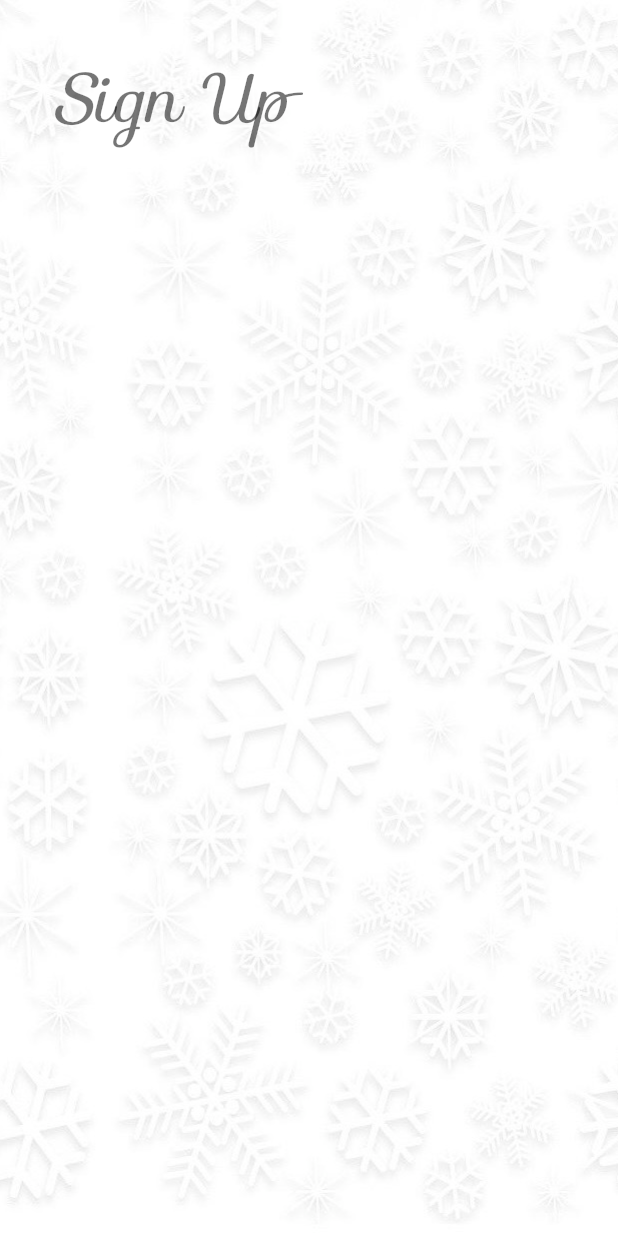
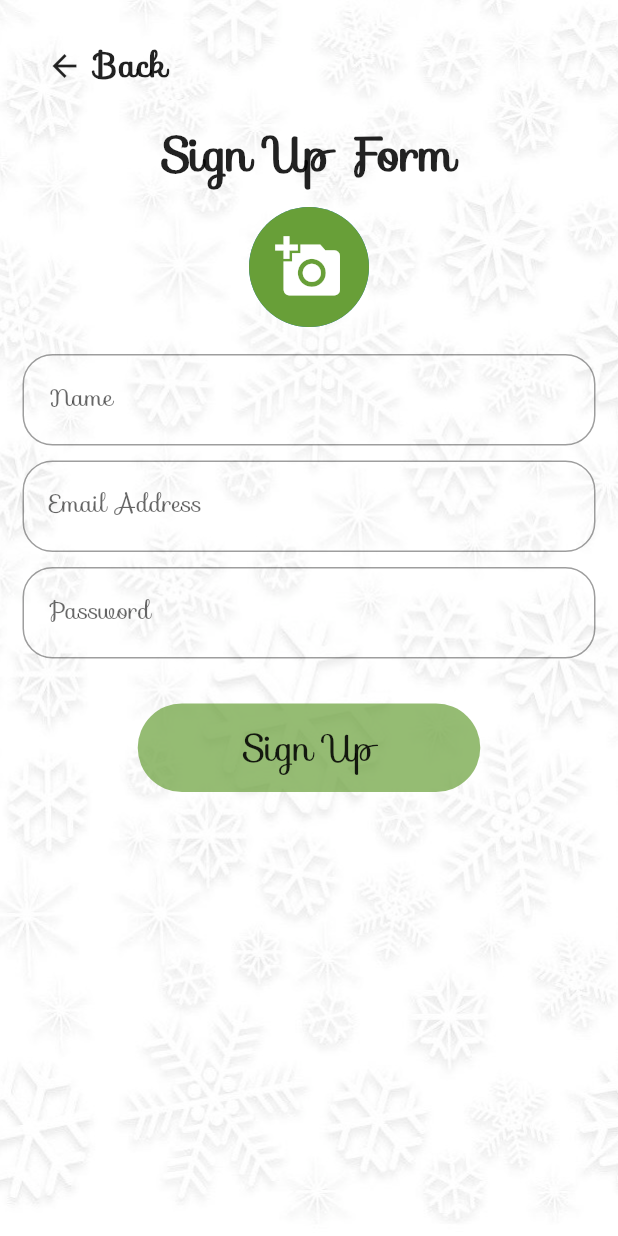
Before and after one commit to cdavis-n/wishlist-app, a Flutter app: the Login screen opened directly, after a tap on "Sign Up", on a phone screen of 412 x 824 dp. Run offline on Flutter 3.47's test engine with Material 2 defaults, Android fonts, the phone set to English and light mode, and no system bars; our stand-ins replace image_picker, sqflite; accounts and stored records are empty.

Commit message:
SQL Users and user the data for the MyPage

```diff
--- a/lib/Login.dart
+++ b/lib/Login.dart
@@ -1,62 +1,71 @@
 import 'package:flutter/material.dart';
-import 'package:final_app/ui/Profile.dart';
+import 'package:final_app/SignUp.dart';
+import 'package:final_app/ui/Database.dart';
+import 'package:final_app/home.dart';
+
 
 class Login extends StatefulWidget{
   @override
   _LoginState createState() => _LoginState();
 }
 class _LoginState extends State<Login> {
-  var _name;
+  var _email;
   var _password;
-  TextEditingController _controller;
+  TextEditingController _controller0;
+  TextEditingController _controller1;
+  var _errorFlag = '';
+
+  var me = User(0, 'Chihiro', null, 'c12345', 'chihiro@gmail.com');
 
   @override
   void initState(){
     super.initState();
-    //_controller = TextEditingController();
+    _controller0 = TextEditingController();
+    _controller1 = TextEditingController();
   }
   @override
   void dispose(){
-    _controller.dispose();
+    _controller0.dispose();
+    _controller1.dispose();
     super.dispose();
   }
   @override
   Widget build(BuildContext context) {
+    insertUser(me);
 
     Color _color0 = Colors.transparent;
     Color _color1 = Theme.of(context).accentColor.withOpacity(0.6);
     Color _color2 = Theme.of(context).primaryColor.withOpacity(0.6);
-    TextStyle _style1 = TextStyle(fontSize: 55, color: Colors.black, fontStyle: FontStyle.italic, fontWeight: FontWeight.bold);
-    TextStyle _style2 = TextStyle(color: Colors.black, fontSize: 25);
+    TextStyle _style1 = TextStyle(fontSize: 55, fontStyle: FontStyle.italic, fontWeight: FontWeight.bold);
+    TextStyle _style2 = TextStyle(fontSize: 25);
+    TextStyle _style3 = TextStyle(fontSize: 18);
 
-    final _background = Container(
-      decoration: BoxDecoration(
-        image: DecorationImage(
-          image: AssetImage('assets/images/login.jpeg'),
-          fit: BoxFit.cover,
-          alignment: Alignment.topCenter,
-        ),
+    final _title = Container(
+      padding: EdgeInsets.only(bottom: 35),
+      color: _color0,
+      child: Column(
+        crossAxisAlignment: CrossAxisAlignment.center,
+        children: [
+          Text('WishList', style: _style1),
+          Text('Share your WishList with your family!', style: _style3),
+        ],
       ),
     );
-    final _title = Container(
-      padding: EdgeInsets.only(bottom: 55),
-      color: _color0,
-      child: Text('WishList', style: _style1),
-    );
 
-    final _userNameField = TextField(
+    final _emailField = TextField(
+      controller: _controller0,
       decoration: InputDecoration(
         contentPadding: EdgeInsets.all(20),
-        icon: Icon(Icons.person),
-        hintText: 'Username',
+        icon: Icon(Icons.email),
+        hintText: 'Email Address',
         border: OutlineInputBorder(
           borderRadius: BorderRadius.circular(20),
         ),
       ),
-      onChanged: (text) => _name = text,
+      onChanged: (text) => _email = text,
     );
     final _passwordField = TextField(
-      //controller: _controller,
+      controller: _controller1,
       obscureText: true,
       decoration: InputDecoration(
         contentPadding: EdgeInsets.all(20),
@@ -68,6 +77,7 @@ class _LoginState extends State<Login> {
       ),
       onChanged: (text) => _password = text,
     );
+
     final _loginButton = Padding(
       padding: EdgeInsets.only(top: 20),
       child: FlatButton(
@@ -75,7 +85,17 @@ class _LoginState extends State<Login> {
         padding: EdgeInsets.fromLTRB(50, 10, 50, 10),
         child: Text('Login', style: _style2),
         shape: RoundedRectangleBorder(borderRadius: BorderRadius.circular(20)),
-        onPressed: (){},
+        onPressed: () async {
+          var _res = await login(_email, _password);
+          if(_res == null) {
+            setState(() => _errorFlag = 'Login Error: You typed wrong email address/password.');
+          }
+          else {
+            setState(() => currentUser = _res);
+            Navigator
+                .push(context, MaterialPageRoute(builder: (context) => Home()));
+          }
+        },
       ),
     );
     final _signInButton = Padding(
@@ -94,9 +114,10 @@ class _LoginState extends State<Login> {
                 child: Column(
                   crossAxisAlignment: CrossAxisAlignment.center,
                   children: [
-                    _userNameField,
+                    _emailField,
                     _passwordField,
                     _loginButton,
+                    Text(_errorFlag, style: _style3),
                   ],
                 ),
               );
@@ -111,13 +132,21 @@ class _LoginState extends State<Login> {
         child: Text('Sign Up', style: _style2),
         shape: RoundedRectangleBorder(borderRadius: BorderRadius.circular(30)),
         onPressed: () => Navigator
-            .push(context, MaterialPageRoute(builder: (context) => Profile() )),
+            .push(context, MaterialPageRoute(builder: (context) => SignUp() )),
       ),
     );
 
     return Stack(
       children: [
-        _background,
+        Container(
+          decoration: BoxDecoration(
+            image: DecorationImage(
+              image: AssetImage('assets/images/login.jpeg'),
+              fit: BoxFit.cover,
+              alignment: Alignment.topCenter,
+            ),
+          ),
+        ),
         Scaffold(
           backgroundColor: _color0,
           body: Center(
--- /dev/null
+++ b/lib/SignUp.dart
@@ -0,0 +1,139 @@
+import 'package:flutter/material.dart';
+import 'package:final_app/ui/Database.dart';
+import 'package:final_app/home.dart';
+import 'package:final_app/ui/SelectPhoto.dart';
+
+class SignUp extends StatefulWidget {
+  _SignUpState createState() => _SignUpState();
+}
+class _SignUpState extends State<SignUp> {
+  var _name;
+  var _password;
+  var _email;
+  var _image;
+
+  @override
+  void initState(){
+    super.initState();
+  }
+
+  @override
+  Widget build(BuildContext context) {
+    Color _color0 = Theme.of(context).scaffoldBackgroundColor;
+
+    final _nameField = TextField(
+      decoration: InputDecoration(
+        contentPadding: EdgeInsets.all(18),
+        labelText: 'Name',
+        hintText: 'Name',
+        border: OutlineInputBorder(
+          borderRadius: BorderRadius.circular(20),
+        ),
+      ),
+      onChanged: (text) => _name = text,
+    );
+    final _emailField = TextField(
+      decoration: InputDecoration(
+        contentPadding: EdgeInsets.all(18),
+        labelText: 'Email Address',
+        hintText: 'Email Address',
+        border: OutlineInputBorder(
+          borderRadius: BorderRadius.circular(20),
+        ),
+      ),
+      onChanged: (text) => _email = text,
+    );
+    final _passwordField = TextField(
+      obscureText: true,
+      decoration: InputDecoration(
+        contentPadding: EdgeInsets.all(18),
+        labelText: 'Password',
+        hintText: 'Password',
+        border: OutlineInputBorder(
+          borderRadius: BorderRadius.circular(20),
+        ),
+      ),
+      onChanged: (text) => _password = text,
+    );
+    final _title = Container(
+      padding: EdgeInsets.all(10),
+      child: Center(
+        child: Text('Sign Up Form', style: TextStyle(fontSize: 32, fontWeight: FontWeight.bold)),
+      ),
+    );
+
+    final _signUpButton = Center(
+      child: FlatButton(
+        padding: EdgeInsets.fromLTRB(70, 10, 70, 10),
+        color: Theme.of(context).accentColor.withOpacity(0.7),
+        child: Text('Sign Up', style: TextStyle(fontSize: 25)),
+        shape: RoundedRectangleBorder(borderRadius: BorderRadius.circular(30)),
+        onPressed: () async {
+          if(_name == null || _email == null || _password == null)
+            {
+              AlertDialog(
+                // alert to fill everything
+              );
+            } else {
+            var _id = await getIndex();
+            setState(() => currentUser = new User(_id, _name, _image, _password, _email));
+            insertUser(currentUser);
+            Navigator.push(context, MaterialPageRoute(builder: (context) => Home()));
+          }
+        }
+      ),
+    );
+
+    return Stack(
+      children: [
+        Container(
+          decoration: BoxDecoration(
+            image: DecorationImage(
+              image: AssetImage('assets/images/background2.jpeg'),
+              fit: BoxFit.cover,
+            ),
+          ),
+        ),
+        Material(
+          color: _color0,
+          child: Padding(
+            padding: EdgeInsets.fromLTRB(15, 20, 15, 20),
+            child: Column(
+              crossAxisAlignment: CrossAxisAlignment.start,
+              children: [
+               FlatButton(
+                    onPressed: () => Navigator.of(context).pop(),
+                    color: _color0,
+                    child: Container(
+                          width: 100,
+                          height: 40,
+                          child: Expanded(
+                            child: Row(
+                              mainAxisAlignment: MainAxisAlignment.start,
+                              children: [
+                                Icon(Icons.arrow_back),
+                                Text(' Back', style: TextStyle(fontSize: 22, fontWeight: FontWeight.bold)),
+                              ],
+                            ),
+                          ),
+                    ),
+               ),
+                _title,
+                SelectPhoto(),
+                SizedBox(height: 18),
+                _nameField,
+                SizedBox(height: 10),
+                _emailField,
+                SizedBox(height: 10),
+                _passwordField,
+                SizedBox(height: 30),
+                _signUpButton,
+              ],
+            ),
+          ),
+        ),
+
+      ],
+    );
+  }
+}
--- a/lib/home.dart
+++ b/lib/home.dart
@@ -45,7 +45,7 @@ class _HomeState extends State<Home> {
           ),
         ),
         Scaffold(
-          backgroundColor: Colors.transparent,
+          backgroundColor: Theme.of(context).scaffoldBackgroundColor,
           bottomNavigationBar: BottomNavigationBar(
             type: BottomNavigationBarType.fixed,
             items: _itemOfBottomNavigationBar.entries.map((e) =>
--- /dev/null
+++ b/lib/ui/Database.dart
@@ -0,0 +1,92 @@
+import 'dart:async';
+import 'package:path/path.dart';
+import 'package:sqflite/sqflite.dart';
+
+
+User currentUser = User(0, 'Chihiro N', null, 'c12345', 'chihiro@gmail.com');
+
+List<User> _list = [];
+int index;
+bool flag;
+
+class User {
+  final int id;
+  String name;
+  String image;
+  String password;
+  String email;
+  User(this.id, this.name, this.image, this.password, this.email);
+
+
+  Map<String, dynamic> toMap() {
+    return {'id': id, 'name': name, 'image': image, 'password': password, 'email': email};
+  }
+}
+
+getDatabase() async {
+  var database = openDatabase(
+    join(await getDatabasesPath(), 'User_database.db'),
+    onCreate: (db, version){
+      return db.execute(
+          "CREATE TABLE users(id INTEGER PRIMARY KEY, name TEXT, image TEXT, password TEXT, email TEXT);"
+      );
+    },
+    version: 1,
+  );
+  return database;
+}
+
+Future<void> insertUser(User user) async {
+  var flag = await checkUser(user.email);
+  if(flag == false)
+    {
+      final Database db = await getDatabase();
+      await db.insert('users', user.toMap(), conflictAlgorithm: ConflictAlgorithm.replace);
+      _list.add(user);
+    }
+}
+Future<void> updateUser(User user) async {
+  final db = await getDatabase();
+  await db.update('users', user.toMap(), where: "id = ?", whereArgs: [user.id]);
+}
+Future<void> deleteUser(int id) async {
+  final db = await getDatabase();
+  await db.delete('users', where: "id = ?", whereArgs: [id]);
+}
+Future<bool> checkUser(String email) async {
+  final db = await getDatabase();
+  var result = await db.rawQuery("SELECT * FROM users WHERE email = $email");
+  if(result.length > 0)
+    {
+      return true;
+    }
+  return false;
+}
+Future<User> login(String email, String password) async {
+  final db = await getDatabase();
+  var result = await db.rawQuery("SELECT * FROM users WHERE email = $email AND password = $password");
+  if(result.length > 0)
+  {
+    return result.first;
+  }
+  return null;
+}
+Future<int> getIndex() async {
+  final Database db = await getDatabase();
+  final List<Map<String, dynamic>> maps = await db.query('users');
+  var num = maps.length;
+  if(num > 0){
+    index += 1;
+  }
+  else{
+    index = 0;
+  }
+  return index;
+}
+Future<List<User>> getUsers() async{
+  final Database db = await getDatabase();
+  final List<Map<String, dynamic>> maps = await db.query('users');
+  return List.generate(maps.length, (index){
+    return User(maps[index]['id'],  maps[index]['name'], maps[index]['image'], maps[index]['password'], maps[index]['email']);
+  });
+}
--- a/lib/ui/EditName.dart
+++ b/lib/ui/EditName.dart
@@ -1,5 +1,5 @@
 import 'package:flutter/material.dart';
-import 'package:final_app/ui/Group.dart';
+import 'package:final_app/ui/Database.dart';
 
 class EditName extends StatefulWidget{
   @override
--- a/lib/ui/EditProfile.dart
+++ b/lib/ui/EditProfile.dart
@@ -1,7 +1,7 @@
 import 'package:final_app/ui/EditName.dart';
 import 'package:flutter/material.dart';
 import 'package:final_app/ui/SelectPhoto.dart';
-import 'package:final_app/ui/Group.dart';
+import 'package:final_app/ui/Database.dart';
 
 class EditProfile extends StatefulWidget{
   @override
--- a/lib/ui/MyPage.dart
+++ b/lib/ui/MyPage.dart
@@ -1,4 +1,6 @@
 import 'package:final_app/ui/EditProfile.dart';
+import 'package:final_app/ui/Database.dart';
+
 import 'package:flutter/material.dart';
 
 class MyPage extends StatefulWidget {
@@ -7,8 +9,8 @@ class MyPage extends StatefulWidget {
 }
 class _MyPageState extends State<MyPage> {
   var _itemNum = 18;
-  //var _image = '';
-  var _name = 'Chihiro';
+  //var _image = currentUser.image;
+  var _name = currentUser.name;
 
   @override
   Widget build(BuildContext context) {
--- a/lib/ui/Profile.dart
+++ /dev/null
@@ -1,66 +0,0 @@
-import 'package:flutter/material.dart';
-
-
-class Profile extends StatefulWidget {
-  _ProfileState createState() => _ProfileState();
-}
-class _ProfileState extends State<Profile> {
-
-  @override
-  void initState(){
-    super.initState();
-  }
-
-  @override
-  Widget build(BuildContext context) {
-    Color _color1 = Theme.of(context).accentColor;
-
-    final _background = Container(
-      decoration: BoxDecoration(
-        image: DecorationImage(
-          image: AssetImage('assets/images/background2.jpeg'),
-          fit: BoxFit.cover,
-        ),
-      ),
-    );
-    final _nameField = TextField(
-      decoration: InputDecoration(
-        contentPadding: EdgeInsets.all(20),
-        labelText: 'Name',
-        hintText: 'Enter your account name',
-        border: OutlineInputBorder(
-          borderRadius: BorderRadius.circular(20),
-        ),
-      ),
-    );
-    final _emailField = TextField(
-      decoration: InputDecoration(
-        contentPadding: EdgeInsets.all(20),
-        labelText: 'Email Address',
-        hintText: 'Email Address',
-        border: OutlineInputBorder(
-          borderRadius: BorderRadius.circular(20),
-        ),
-      ),
-    );
-    final _title = Container(
-      padding: EdgeInsets.only(left: 20, bottom: 30),
-      child: Text('Sign Up', style: Theme.of(context).textTheme.headline4),
-    );
-
-    return Stack(
-      children: [
-        _background,
-        Container(
-          padding: EdgeInsets.fromLTRB(15, 30, 15, 30),
-          child: Column(
-            //crossAxisAlignment: CrossAxisAlignment.center,
-            children: [
-              _title,
-            ],
-          ),
-        ),
-      ],
-    );
-  }
-}
--- a/lib/ui/SelectPhoto.dart
+++ b/lib/ui/SelectPhoto.dart
@@ -23,12 +23,14 @@ class _SelectPhotoState extends State<SelectPhoto> {
 
   @override
   Widget build(BuildContext context) {
-    Color color = Colors.white12;
+    Color _color = Theme.of(context).accentColor;
     return Center(
       // create the page for the edit profile page
       child: GestureDetector(
         onTap: () => _showBottomSheet(context),
-        child:  _image != null
+        child: CircleAvatar(
+          radius: 40,
+            child: _image != null
                 ? ClipOval(
               child: Image.file(
                   File(_image.path),
@@ -38,12 +40,13 @@ class _SelectPhotoState extends State<SelectPhoto> {
             )
                 : Container(
               decoration: BoxDecoration(
-              color: color,
+                color: _color,
                 borderRadius: BorderRadius.circular(50),
               ),
-            child: Icon(Icons.add_a_photo, color: Colors.black, size: 45,),
+              child: Icon(Icons.add_a_photo, color: Colors.white, size: 45,),
               width: 90,
               height: 90,
+            ),
           ),
         ),
     );
```
Also changed, not shown: lib/main.dart (+4 -3 lines), lib/ui/Group.dart (deleted, +0 -63 lines), pubspec.yaml (+5 -3 lines), pubspec.lock. Lines whose indentation alone changed are shown as unchanged.
